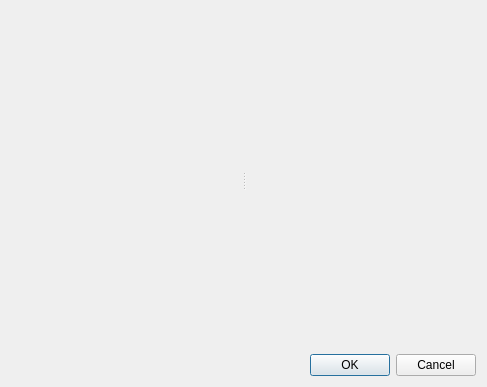
Qt form plugins/metaEditor/metaEditorSupport/migrationDialog.ui (Ashatta/qreal) before a commit.
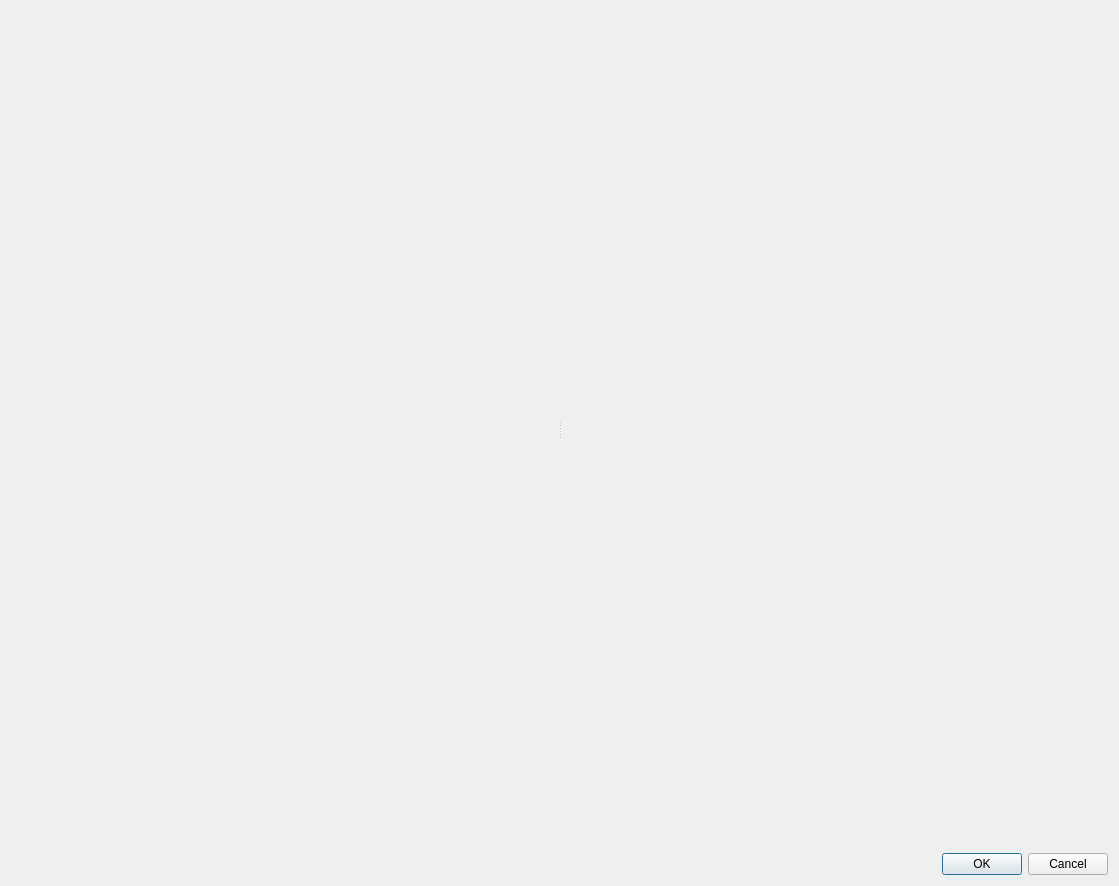
The same form after that commit.

Diff of the .ui file:
```diff
--- a/plugins/metaEditor/metaEditorSupport/migrationDialog.ui
+++ b/plugins/metaEditor/metaEditorSupport/migrationDialog.ui
@@ -6,8 +6,8 @@
    <rect>
     <x>0</x>
     <y>0</y>
-    <width>487</width>
-    <height>387</height>
+    <width>1119</width>
+    <height>886</height>
    </rect>
   </property>
   <property name="windowTitle">
```
